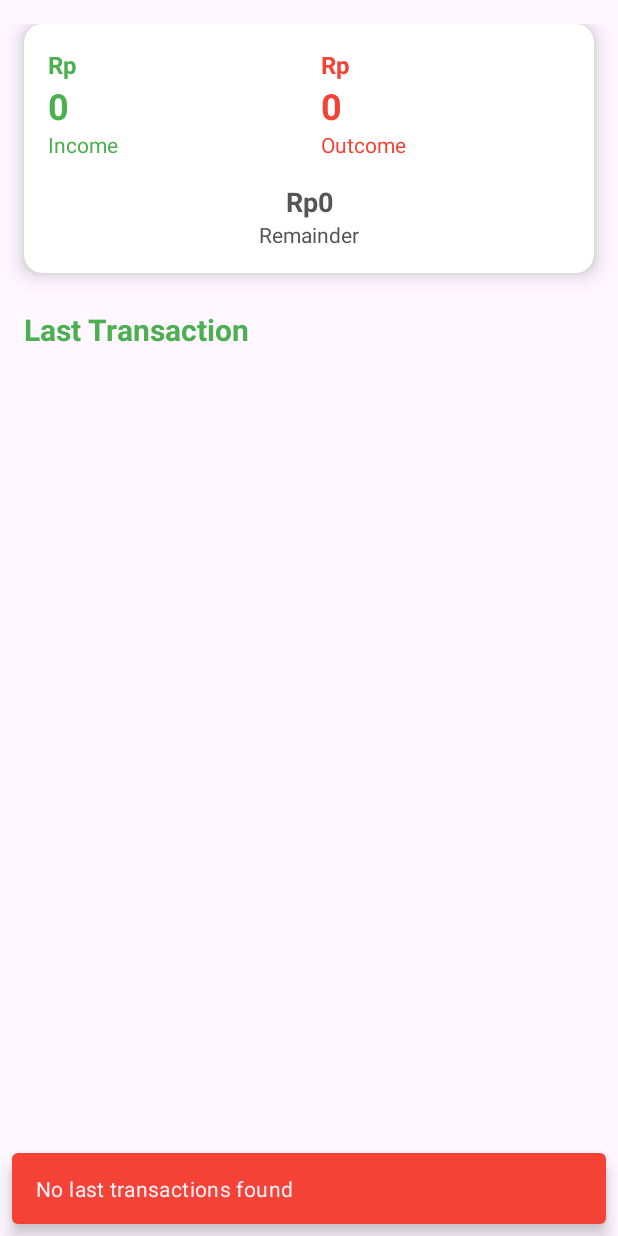
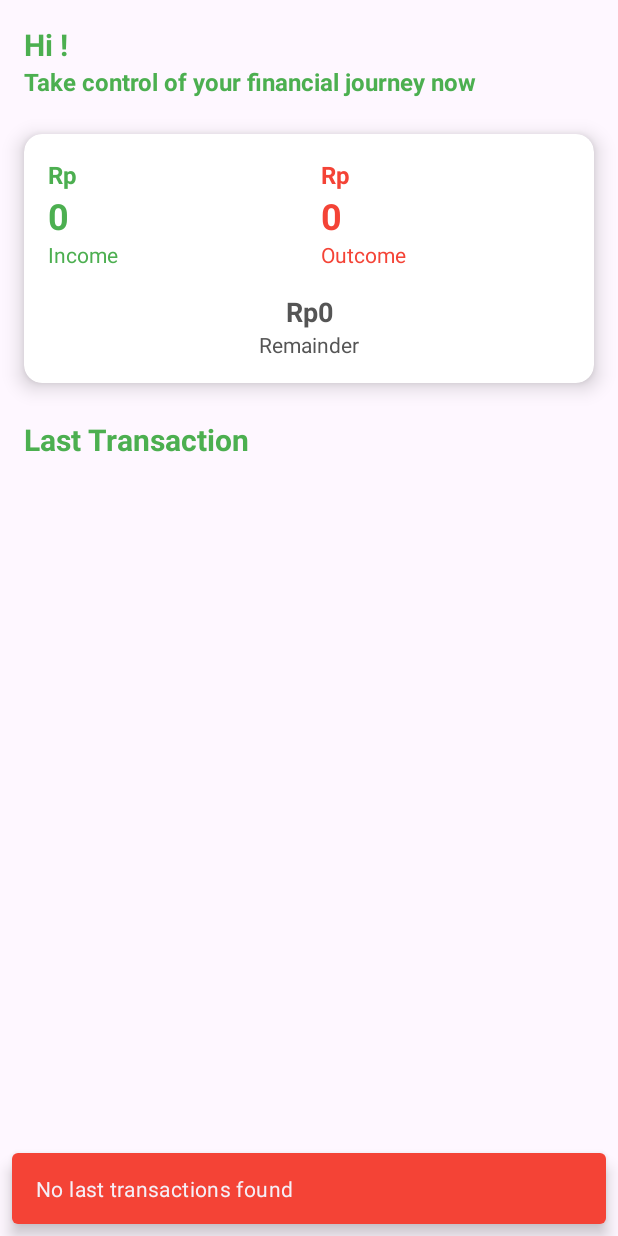
Before and after one commit to AndreSuryana/fintrack, an Android app: the fragment DashboardFragment shown on its own in the app's theme, on a phone screen of 412 x 824 dp. Run offline under Robolectric (Android 15) with nearby library versions, the phone set to English and light mode, and no system bars; our stand-ins replace Firebase (no records; nobody signed in at launch, a user with empty details on screens opened directly).

Commit message:
add model & greeting in dashboard

```diff
--- /dev/null
+++ b/app/src/main/java/com/andresuryana/fintrack/data/model/DashboardInfo.java
@@ -0,0 +1,32 @@
+package com.andresuryana.fintrack.data.model;
+
+public class DashboardInfo {
+
+    private long income;
+    private long outcome;
+
+    public DashboardInfo() {
+        // Default constructor
+    }
+
+    public DashboardInfo(long income, long outcome) {
+        this.income = income;
+        this.outcome = outcome;
+    }
+
+    public long getIncome() {
+        return income;
+    }
+
+    public void setIncome(long income) {
+        this.income = income;
+    }
+
+    public long getOutcome() {
+        return outcome;
+    }
+
+    public void setOutcome(long outcome) {
+        this.outcome = outcome;
+    }
+}
--- a/app/src/main/java/com/andresuryana/fintrack/ui/dashboard/DashboardFragment.java
+++ b/app/src/main/java/com/andresuryana/fintrack/ui/dashboard/DashboardFragment.java
@@ -9,13 +9,16 @@ import android.view.ViewGroup;
 import androidx.annotation.NonNull;
 
 import com.andresuryana.fintrack.R;
+import com.andresuryana.fintrack.data.model.DashboardInfo;
 import com.andresuryana.fintrack.data.model.Transaction;
 import com.andresuryana.fintrack.databinding.FragmentDashboardBinding;
 import com.andresuryana.fintrack.ui.base.BaseFragment;
 import com.andresuryana.fintrack.ui.transaction.TransactionAdapter;
 import com.andresuryana.fintrack.util.StringUtil;
+import com.google.firebase.auth.FirebaseAuth;
 
 import java.util.List;
+import java.util.Objects;
 
 public class DashboardFragment extends BaseFragment implements DashboardView {
 
@@ -41,8 +44,12 @@ public class DashboardFragment extends BaseFragment implements DashboardView {
         presenter = new DashboardPresenter(requireContext(), this);
 
         // Setup adapter & recycler view
-        adapter = new TransactionAdapter(transaction -> {});
+        adapter = new TransactionAdapter(transaction -> {
+        });
         binding.rvTransactions.setAdapter(adapter);
+
+        // Greetings
+        setGreetings();
 
         // Setup refresh layout
         binding.getRoot().setOnRefreshListener(() -> {
@@ -67,15 +74,15 @@ public class DashboardFragment extends BaseFragment implements DashboardView {
     }
 
     @Override
-    public void onLoadDashboardInfo(long income, long outcome) {
+    public void onLoadDashboardInfo(DashboardInfo info) {
         // Format data
         String currencySymbol = "Rp";
-        String incomeString = StringUtil.formatRupiah(income).replace(currencySymbol, "");
-        String outcomeString = StringUtil.formatRupiah(outcome).replace(currencySymbol, "");
-        String remainderString = StringUtil.formatRupiah(Math.abs(income - outcome));
+        String incomeString = StringUtil.formatRupiah(info.getIncome()).replace(currencySymbol, "");
+        String outcomeString = StringUtil.formatRupiah(info.getOutcome()).replace(currencySymbol, "");
+        String remainderString = StringUtil.formatRupiah(Math.abs(info.getIncome() - info.getOutcome()));
 
         // Check remainder is minus or no
-        if (outcome > income) {
+        if (info.getOutcome() > info.getIncome()) {
             // Remainder is minus
             remainderString = "-" + remainderString;
             binding.cardDashboard.tvRemainderAmount.setTextColor(ColorStateList.valueOf(requireContext().getColor(R.color.colorError)));
@@ -94,4 +101,13 @@ public class DashboardFragment extends BaseFragment implements DashboardView {
         // Update list on category adapter
         adapter.setList(transactions);
     }
+
+    private void setGreetings() {
+        String userName = Objects.requireNonNull(FirebaseAuth.getInstance().getCurrentUser()).getDisplayName();
+        if (userName != null) {
+            binding.tvGreetingTitle.setText(getString(R.string.title_greet, FirebaseAuth.getInstance().getCurrentUser().getDisplayName()));
+        } else {
+            binding.tvGreetingTitle.setText(getString(R.string.title_greet_alt));
+        }
+    }
 }
--- a/app/src/main/java/com/andresuryana/fintrack/ui/dashboard/DashboardPresenter.java
+++ b/app/src/main/java/com/andresuryana/fintrack/ui/dashboard/DashboardPresenter.java
@@ -2,6 +2,7 @@ package com.andresuryana.fintrack.ui.dashboard;
 
 import android.content.Context;
 
+import com.andresuryana.fintrack.data.model.DashboardInfo;
 import com.andresuryana.fintrack.data.model.Transaction;
 import com.andresuryana.fintrack.data.repository.Callback;
 import com.andresuryana.fintrack.data.repository.TransactionRepository;
@@ -39,7 +40,7 @@ public class DashboardPresenter {
                         }
                     }
 
-                    view.onLoadDashboardInfo(income, outcome);
+                    view.onLoadDashboardInfo(new DashboardInfo(income, outcome));
                 }
 
                 @Override
--- a/app/src/main/java/com/andresuryana/fintrack/ui/dashboard/DashboardView.java
+++ b/app/src/main/java/com/andresuryana/fintrack/ui/dashboard/DashboardView.java
@@ -1,5 +1,6 @@
 package com.andresuryana.fintrack.ui.dashboard;
 
+import com.andresuryana.fintrack.data.model.DashboardInfo;
 import com.andresuryana.fintrack.data.model.Transaction;
 import com.andresuryana.fintrack.ui.base.BaseView;
 
@@ -7,7 +8,7 @@ import java.util.List;
 
 public interface DashboardView extends BaseView {
 
-    void onLoadDashboardInfo(long income, long outcome);
+    void onLoadDashboardInfo(DashboardInfo info);
 
     void onLoadLastTransaction(List<Transaction> transactions);
 }
--- a/app/src/main/res/layout/fragment_dashboard.xml
+++ b/app/src/main/res/layout/fragment_dashboard.xml
@@ -16,13 +16,34 @@
             android:orientation="vertical"
             android:paddingVertical="16dp">
 
+            <!-- Greetings -->
+            <com.google.android.material.textview.MaterialTextView
+                android:id="@+id/tv_greeting_title"
+                android:layout_width="match_parent"
+                android:layout_height="wrap_content"
+                android:layout_marginHorizontal="16dp"
+                android:textColor="@color/colorPrimary"
+                android:textSize="20sp"
+                android:textStyle="bold" />
+
+            <com.google.android.material.textview.MaterialTextView
+                android:id="@+id/tv_greeting_subtitle"
+                android:layout_width="match_parent"
+                android:layout_height="wrap_content"
+                android:layout_marginHorizontal="16dp"
+                android:text="@string/subtitle_greet"
+                android:textColor="@color/colorPrimary"
+                android:textSize="16sp"
+                android:textStyle="bold" />
+
             <!-- Dashboard Card -->
             <include
                 android:id="@+id/card_dashboard"
                 layout="@layout/card_dashboard"
                 android:layout_width="match_parent"
                 android:layout_height="wrap_content"
-                android:layout_marginHorizontal="16dp" />
+                android:layout_marginHorizontal="16dp"
+                android:layout_marginTop="24dp" />
 
             <!-- Last Transactions -->
             <com.google.android.material.textview.MaterialTextView
--- a/app/src/main/res/values/strings.xml
+++ b/app/src/main/res/values/strings.xml
@@ -19,6 +19,9 @@
     <string name="title_outcome">Outcome</string>
     <string name="title_remainder">Remainder</string>
     <string name="title_last_transaction">Last Transaction</string>
+    <string name="title_greet">Hi %s!</string>
+    <string name="title_greet_alt">Hello!</string>
+    <string name="subtitle_greet">Take control of your financial journey now</string>
 
     <!-- Hint & Helper -->
     <string name="hint_user_name">Name</string>
```
